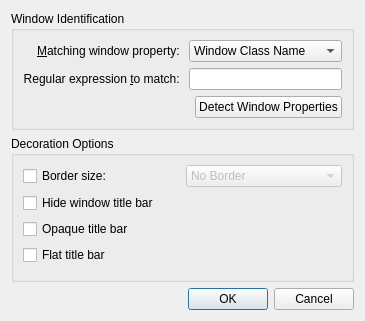
Above: config/ui/breezeexceptiondialog.ui from kupiqu/SierraBreezeEnhanced before the change. Below: the same form after it.
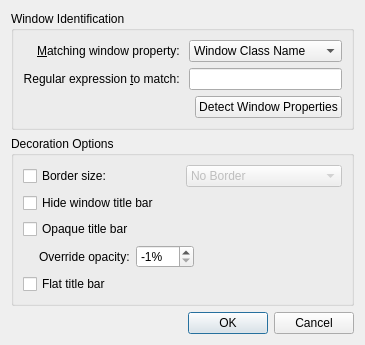
That is the form after the change.

Commit message: Added opacity override

What changed in the file:
```diff
--- a/config/ui/breezeexceptiondialog.ui
+++ b/config/ui/breezeexceptiondialog.ui
@@ -142,7 +142,7 @@
         </item>
        </widget>
       </item>
-      <item row="4" column="0" colspan="2">
+      <item row="5" column="0" colspan="2">
        <spacer name="verticalSpacer">
         <property name="orientation">
          <enum>Qt::Vertical</enum>
@@ -169,13 +169,69 @@
         </property>
        </widget>
       </item>
-      <item row="3" column="0">
+      <item row="4" column="0">
        <widget class="QCheckBox" name="flatTitleBar">
         <property name="text">
          <string>Flat title bar</string>
         </property>
        </widget>
       </item>
+      <item row="3" column="0" colspan="2">
+       <layout class="QHBoxLayout" name="horizontalLayout">
+        <item>
+         <spacer name="horizontalSpacer_2">
+          <property name="orientation">
+           <enum>Qt::Horizontal</enum>
+          </property>
+          <property name="sizeType">
+           <enum>QSizePolicy::Fixed</enum>
+          </property>
+          <property name="sizeHint" stdset="0">
+           <size>
+            <width>16</width>
+            <height>5</height>
+           </size>
+          </property>
+         </spacer>
+        </item>
+        <item>
+         <widget class="QLabel" name="opacityOverrideLabel">
+          <property name="text">
+           <string>Override opacity:</string>
+          </property>
+         </widget>
+        </item>
+        <item>
+         <widget class="QSpinBox" name="opacityOverrideLabelSpinBox">
+          <property name="suffix">
+           <string>%</string>
+          </property>
+          <property name="minimum">
+           <number>-1</number>
+          </property>
+          <property name="maximum">
+           <number>100</number>
+          </property>
+          <property name="value">
+           <number>-1</number>
+          </property>
+         </widget>
+        </item>
+        <item>
+         <spacer name="horizontalSpacer">
+          <property name="orientation">
+           <enum>Qt::Horizontal</enum>
+          </property>
+          <property name="sizeHint" stdset="0">
+           <size>
+            <width>40</width>
+            <height>20</height>
+           </size>
+          </property>
+         </spacer>
+        </item>
+       </layout>
+      </item>
      </layout>
     </widget>
    </item>
```
Left out of the diff: 32 changed lines with no effect on the pictures. The commit also changes 6 other files.
